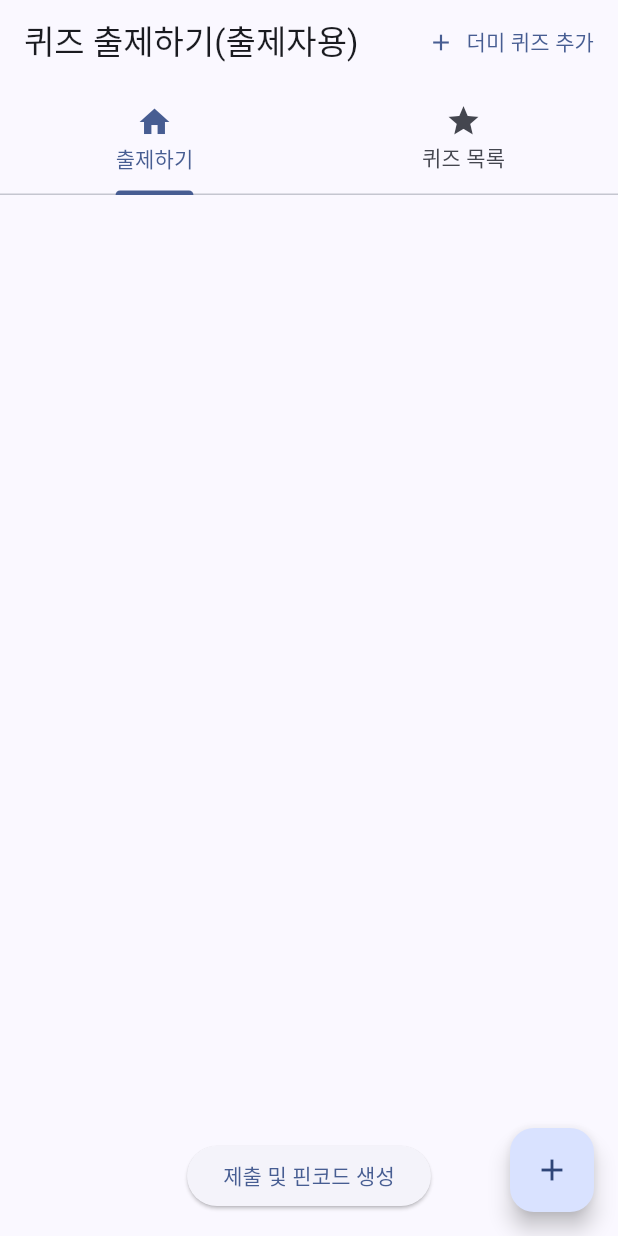
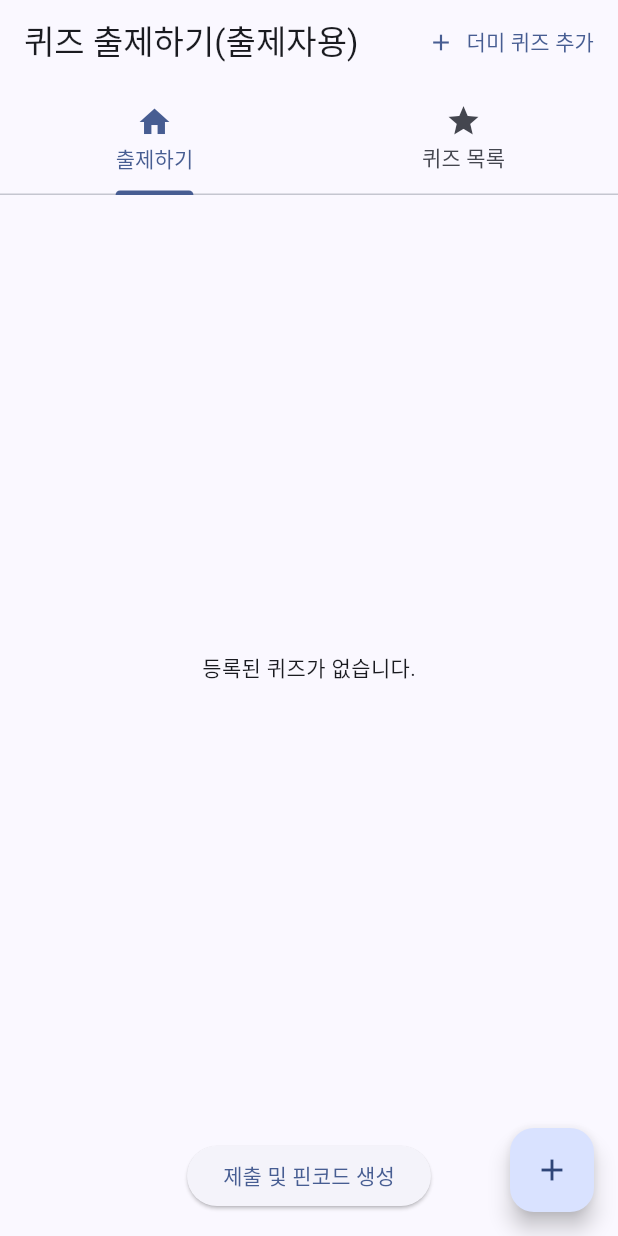
Before and after one commit to hanisoft2022/fc_ch02_quiz, a Flutter app: the screen it shows after launch, on a phone screen of 412 x 824 dp. Run offline on Flutter 3.47's test engine with Material 3 defaults, Android fonts, the light colour scheme and no system bars; our stand-ins replace cloud_firestore, firebase_auth, firebase_core, flutter_hooks, freezed_annotation, gap and 4 more; accounts and stored records are empty; generated files the repository leaves out were written again.

Commit message:
screen fixed

```diff
--- a/lib/main.dart
+++ b/lib/main.dart
@@ -1,4 +1,6 @@
 import 'package:ch02_realtime_quiz/firebase_options.dart';
+import 'package:cloud_firestore/cloud_firestore.dart';
+import 'package:flutter/foundation.dart';
 import 'package:flutter/material.dart';
 
 import 'package:firebase_core/firebase_core.dart';
@@ -10,5 +12,9 @@
   WidgetsFlutterBinding.ensureInitialized();
   await Firebase.initializeApp(options: DefaultFirebaseOptions.currentPlatform);
 
+  if (kDebugMode) {
+    FirebaseFirestore.instance.useFirestoreEmulator('localhost', 8080);
+  }
+
   runApp(ProviderScope(child: const MyApp()));
 }
--- a/lib/web/features/quiz_manager/data/quiz_manager_data_source.dart
+++ b/lib/web/features/quiz_manager/data/quiz_manager_data_source.dart
@@ -16,7 +16,7 @@
       );
 
   // * CREATE
-  Future<void> addDummyQuiz() async {
+  Future<void> addDummyQuizzes() async {
     final List<QuizManager> quizManagers = [
       QuizManager(
         id: null,
--- a/lib/web/features/quiz_manager/providers/quiz_manager_providers.dart
+++ b/lib/web/features/quiz_manager/providers/quiz_manager_providers.dart
@@ -24,7 +24,7 @@
   // * CREATE
   Future<void> addDummyQuiz() async {
     final quizManagerDataSource = ref.read(quizManagerDataSourceProvider);
-    await quizManagerDataSource.addDummyQuiz();
+    await quizManagerDataSource.addDummyQuizzes();
   }
 
   // * CREATE
--- a/lib/web/features/quiz_manager/screens/quiz_manager_screen.dart
+++ b/lib/web/features/quiz_manager/screens/quiz_manager_screen.dart
@@ -18,7 +18,7 @@
       length: 2,
       child: Scaffold(
         appBar: AppBar(
-          title: Text('퀴즈 출제하기(출제자용)'),
+          title: '퀴즈 출제하기(출제자용)'.text.make(),
           actions: [
             TextButton.icon(
               label: '더미 퀴즈 추가'.text.make(),
@@ -41,7 +41,9 @@
               children: [
                 Expanded(
                   child: quizListAsync.when(
-                    data: (quizManagers) => ListView.builder(
+                    data: (quizManagers) => quizManagers.isEmpty
+                        ? Center(child: Text('등록된 퀴즈가 없습니다.'))
+                        : ListView.builder(
                             itemCount: quizManagers.length,
                             itemBuilder: (context, index) => ExpansionTile(
                               title: quizManagers[index].title.text.make(),
```
Also changed, not shown: lib/web/features/quiz_manager/providers/quiz_manager_providers.g.dart, 2 other files. Lines whose indentation alone changed are shown as unchanged.
